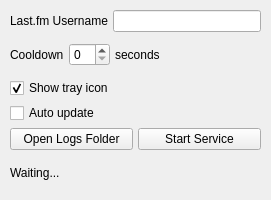
This is ui/settings.ui in androidWG/Discord.fm as Qt 5 draws it before an edit. The edited form follows.
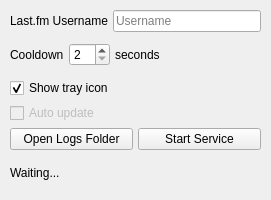
This is the edited form.

Commit message: Full settings UI functionality

Diff of the .ui file:
```diff
--- a/ui/settings.ui
+++ b/ui/settings.ui
@@ -46,7 +46,11 @@
         </widget>
        </item>
        <item>
-        <widget class="QLineEdit" name="lineEdit"/>
+        <widget class="QLineEdit" name="usernameLineEdit">
+         <property name="placeholderText">
+          <string comment="LastfmUsernameHint">Username</string>
+         </property>
+        </widget>
        </item>
       </layout>
      </item>
@@ -60,7 +64,14 @@
         </widget>
        </item>
        <item>
-        <widget class="QSpinBox" name="spinBox"/>
+        <widget class="QSpinBox" name="cooldownSpinBox">
+         <property name="minimum">
+          <number>2</number>
+         </property>
+         <property name="maximum">
+          <number>60</number>
+         </property>
+        </widget>
        </item>
        <item>
         <widget class="QLabel" name="label_4">
@@ -95,7 +106,10 @@
       </widget>
      </item>
      <item>
-      <widget class="QCheckBox" name="checkBox_2">
+      <widget class="QCheckBox" name="autoUpdateCheckBox">
+       <property name="enabled">
+        <bool>false</bool>
+       </property>
        <property name="text">
         <string comment="AutoUpdateChkLabel">Auto update</string>
        </property>
```
Left out of the diff: 4 changed lines with no effect on the pictures. The commit also changes 1 other file.
